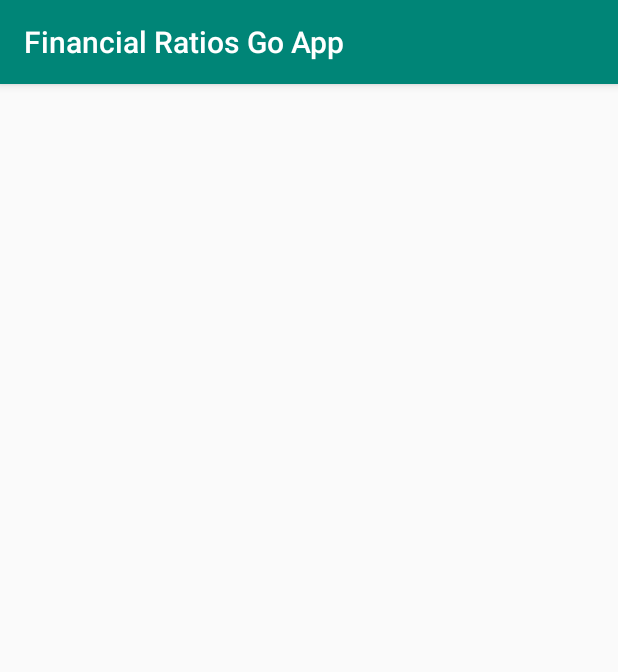
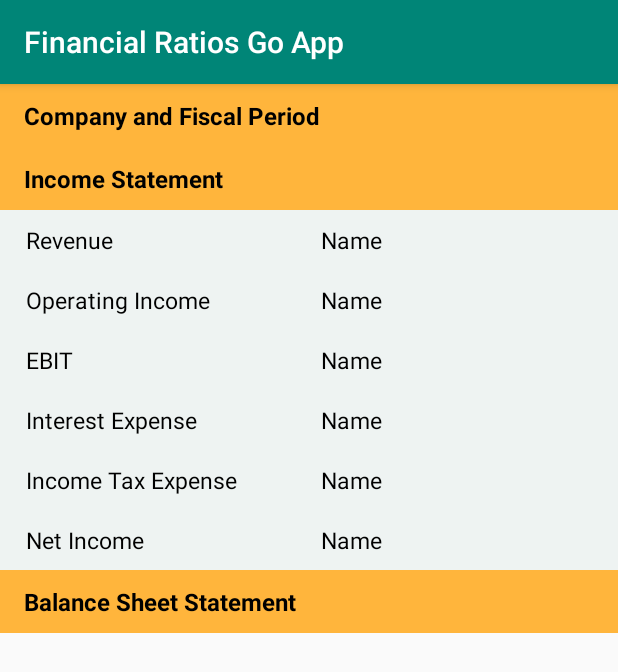
Before and after one commit to Ida631/Financial-Ratios-Go-Android, an Android app: the screen it shows after launch (MainActivity), on a phone screen of 412 x 824 dp. Shown: the top 672 px of the screen. Run offline under Robolectric (Android 15) with nearby library versions, the phone set to English and light mode, and no system bars.

Commit message:
feat: header and financial statement layout

```diff
--- /dev/null
+++ b/app/src/main/java/com/example/financialratiosgoapp/FinancialStatement.java
@@ -0,0 +1,21 @@
+package com.example.financialratiosgoapp;
+
+public class FinancialStatement implements MainItemModel {
+
+    public static final int TYPE = 1;
+
+    private String mName;
+
+    public FinancialStatement(String name) {
+        mName = name;
+    }
+
+    @Override
+    public int getType() {
+        return TYPE;
+    }
+
+    public String getmName() {
+        return mName;
+    }
+}
--- /dev/null
+++ b/app/src/main/java/com/example/financialratiosgoapp/Header.java
@@ -0,0 +1,21 @@
+package com.example.financialratiosgoapp;
+
+public class Header implements MainItemModel {
+
+    public static final int TYPE = 0;
+
+    private String mTitle;
+
+    public Header(String title) {
+        mTitle = title;
+    }
+
+    @Override
+    public int getType() {
+        return TYPE;
+    }
+
+    public String getmTitle() {
+        return mTitle;
+    }
+}
--- a/app/src/main/java/com/example/financialratiosgoapp/MainActivity.java
+++ b/app/src/main/java/com/example/financialratiosgoapp/MainActivity.java
@@ -1,8 +1,12 @@
 package com.example.financialratiosgoapp;
 
 import androidx.appcompat.app.AppCompatActivity;
+import androidx.recyclerview.widget.LinearLayoutManager;
+import androidx.recyclerview.widget.RecyclerView;
 
 import android.os.Bundle;
+
+import java.util.Arrays;
 
 public class MainActivity extends AppCompatActivity {
 
@@ -10,5 +14,22 @@ public class MainActivity extends AppCompatActivity {
     protected void onCreate(Bundle savedInstanceState) {
         super.onCreate( savedInstanceState );
         setContentView( R.layout.activity_main );
+
+        RecyclerView recyclerView = findViewById(R.id.recycler_view_main);
+        LinearLayoutManager layoutManager = new LinearLayoutManager(this);
+        recyclerView.setLayoutManager(layoutManager);
+        MainAdapter mainAdapter = new MainAdapter(
+                Arrays.asList(
+                        new Header("Company and Fiscal Period"),
+                        new Header("Income Statement"),
+                        new FinancialStatement("Revenue"),
+                        new FinancialStatement("Operating Income"),
+                        new FinancialStatement("EBIT"),
+                        new FinancialStatement("Interest Expense"),
+                        new FinancialStatement("Income Tax Expense"),
+                        new FinancialStatement("Net Income"),
+                        new Header("Balance Sheet Statement")));
+        recyclerView.setAdapter(mainAdapter);
+
     }
 }
--- a/app/src/main/java/com/example/financialratiosgoapp/MainAdapter.java
+++ b/app/src/main/java/com/example/financialratiosgoapp/MainAdapter.java
@@ -1,16 +1,71 @@
 package com.example.financialratiosgoapp;
 
-import android.util.Log;
 import android.view.LayoutInflater;
 import android.view.View;
 import android.view.ViewGroup;
-import android.widget.Adapter;
-import android.widget.ImageView;
-import android.widget.TextView;
 
+import androidx.annotation.NonNull;
 import androidx.recyclerview.widget.RecyclerView;
 
 import java.util.List;
 
-public class MainAdapter {
+
+public class MainAdapter extends RecyclerView.Adapter<RecyclerView.ViewHolder> {
+
+    public static final int HEADER = 0;
+    public static final int STATEMENT = 0;
+
+
+    private List<MainItemModel> models;
+
+
+    public MainAdapter(List<MainItemModel> mData) {
+        models = mData;
+    }
+
+    @Override
+    public int getItemViewType(final int position) {
+        final MainItemModel item = models.get(position);
+        return item.getType();
+    }
+
+    @NonNull
+    @Override
+    public RecyclerView.ViewHolder onCreateViewHolder(@NonNull ViewGroup parent, int viewType) {
+        if (viewType == HEADER) {
+            View view = LayoutInflater.from(parent.getContext()).inflate(
+                    R.layout.row_header_home,
+                    parent,
+                    false);
+            MainHeaderRowViewHolder holder = new MainHeaderRowViewHolder(view);
+            return holder;
+        } else {
+            View view = LayoutInflater.from(parent.getContext()).inflate(
+                    R.layout.row_statement_home,
+                    parent,
+                    false);
+            MainFinancialStatementRowViewHolder holder = new MainFinancialStatementRowViewHolder(view);
+            return holder;
+        }
+    }
+
+    @Override
+    public void onBindViewHolder(@NonNull RecyclerView.ViewHolder holder, int position) {
+        if (holder.getItemViewType() == HEADER) {
+            Header model = (Header)models.get(position);
+            String title = model.getmTitle();
+            MainHeaderRowViewHolder mainHeaderRowViewHolder = (MainHeaderRowViewHolder) holder;
+            mainHeaderRowViewHolder.bind(title);
+        } else {
+            FinancialStatement model = (FinancialStatement)models.get(position);
+            String name = model.getmName();
+            MainFinancialStatementRowViewHolder mainFinancialStatementRowViewHolder = (MainFinancialStatementRowViewHolder) holder;
+            mainFinancialStatementRowViewHolder.bind(name);
+        }
+    }
+
+    @Override
+    public int getItemCount() {
+        return models.size();
+    }
 }
--- /dev/null
+++ b/app/src/main/java/com/example/financialratiosgoapp/MainFinancialStatementRowViewHolder.java
@@ -0,0 +1,19 @@
+package com.example.financialratiosgoapp;
+
+import android.view.View;
+import android.widget.TextView;
+
+import androidx.annotation.NonNull;
+import androidx.recyclerview.widget.RecyclerView;
+
+public class MainFinancialStatementRowViewHolder extends RecyclerView.ViewHolder  {
+
+    public MainFinancialStatementRowViewHolder(@NonNull View itemView) {
+        super(itemView);
+    }
+
+    public void bind(String title) {
+        TextView statementTextView = itemView.findViewById(R.id.statement_textView);
+        statementTextView.setText(title);
+    }
+}
--- /dev/null
+++ b/app/src/main/java/com/example/financialratiosgoapp/MainHeaderRowViewHolder.java
@@ -0,0 +1,19 @@
+package com.example.financialratiosgoapp;
+
+import android.view.View;
+import android.widget.TextView;
+
+import androidx.annotation.NonNull;
+import androidx.recyclerview.widget.RecyclerView;
+
+class MainHeaderRowViewHolder extends RecyclerView.ViewHolder {
+
+    public MainHeaderRowViewHolder(@NonNull View itemView) {
+        super(itemView);
+    }
+
+    public void bind(String title) {
+        TextView headerTextView = itemView.findViewById(R.id.header_textView);
+        headerTextView.setText(title);
+    }
+}
--- /dev/null
+++ b/app/src/main/java/com/example/financialratiosgoapp/MainItemModel.java
@@ -0,0 +1,5 @@
+package com.example.financialratiosgoapp;
+
+public interface MainItemModel {
+    int getType();
+}
--- a/app/src/main/res/layout/activity_main.xml
+++ b/app/src/main/res/layout/activity_main.xml
@@ -7,11 +7,13 @@
     tools:context=".MainActivity">
 
     <androidx.recyclerview.widget.RecyclerView
-        android:id="@+id/recycler_view"
-        android:layout_width="wrap_content"
-        android:layout_height="wrap_content" />
-
-    <include layout="@layout/homepage"/>
+        android:id="@+id/recycler_view_main"
+        android:layout_width="0dp"
+        android:layout_height="0dp"
+        app:layout_constraintBottom_toBottomOf="parent"
+        app:layout_constraintEnd_toEndOf="parent"
+        app:layout_constraintStart_toStartOf="parent"
+        app:layout_constraintTop_toTopOf="parent" />
 
 
 </androidx.constraintlayout.widget.ConstraintLayout>
--- a/app/src/main/res/layout/header_home.xml
+++ b/app/src/main/res/layout/row_header_home.xml
@@ -5,17 +5,28 @@
     android:id="@+id/ConstraintLayout"
     android:layout_width="match_parent"
     android:layout_height="wrap_content"
+    android:background="#FFB53C"
     android:orientation="vertical">
 
     <TextView
-        android:id="@+id/textView"
+        android:id="@+id/header_textView"
         android:layout_width="0dp"
-        android:layout_height="30dp"
-        android:background="@android:color/holo_orange_light"
-        android:text="test"
+        android:layout_height="42dp"
+        android:layout_marginStart="16dp"
+        android:layout_marginLeft="16dp"
+        android:layout_marginEnd="16dp"
+        android:layout_marginRight="16dp"
+        android:background="#00FFB5FF"
+        android:gravity="center_vertical"
+        android:text="TextView"
+        android:textColor="@android:color/black"
+        android:textSize="16sp"
+        android:textStyle="bold"
         app:layout_constraintBottom_toBottomOf="parent"
         app:layout_constraintEnd_toEndOf="parent"
         app:layout_constraintStart_toStartOf="parent"
-        app:layout_constraintTop_toTopOf="parent" />
+        app:layout_constraintTop_toTopOf="parent"
+        app:layout_constraintVertical_bias="1.0" />
+
 
 </androidx.constraintlayout.widget.ConstraintLayout>
--- a/app/src/main/res/layout/row_home.xml
+++ b/app/src/main/res/layout/row_statement_home.xml
@@ -5,37 +5,51 @@
     android:id="@+id/ConstraintLayout"
     android:layout_width="match_parent"
     android:layout_height="wrap_content"
-    android:background="#D4D4D4"
+    android:background="#EEF3F2"
     android:orientation="vertical">
 
     <TextView
-        android:id="@+id/textView2"
+        android:id="@+id/statement_textView"
         android:layout_width="180dp"
         android:layout_height="40dp"
         android:layout_marginStart="16dp"
         android:layout_marginLeft="16dp"
-        android:layout_marginTop="32dp"
+        android:layout_marginEnd="8dp"
+        android:layout_marginRight="8dp"
+        android:gravity="center_vertical"
         android:text="TextView"
+        android:textColor="@android:color/black"
+        android:textSize="15sp"
         app:layout_constraintBottom_toBottomOf="parent"
+        app:layout_constraintEnd_toStartOf="@+id/guideline5"
         app:layout_constraintStart_toStartOf="parent"
         app:layout_constraintTop_toTopOf="parent"
         app:layout_constraintVertical_bias="1.0" />
 
     <EditText
-        android:id="@+id/editText"
+        android:id="@+id/statement_editText"
         android:layout_width="0dp"
         android:layout_height="40dp"
-        android:layout_marginTop="32dp"
+        android:layout_marginStart="8dp"
+        android:layout_marginLeft="8dp"
         android:layout_marginEnd="16dp"
         android:layout_marginRight="16dp"
+        android:background="@android:color/transparent"
         android:ems="10"
         android:inputType="textPersonName"
         android:text="Name"
+        android:textColor="@android:color/black"
+        android:textSize="15sp"
         app:layout_constraintEnd_toEndOf="parent"
-        app:layout_constraintStart_toEndOf="@+id/textView2"
+        app:layout_constraintStart_toStartOf="@+id/guideline5"
         app:layout_constraintTop_toTopOf="parent" />
 
-
+    <androidx.constraintlayout.widget.Guideline
+        android:id="@+id/guideline5"
+        android:layout_width="wrap_content"
+        android:layout_height="wrap_content"
+        android:orientation="vertical"
+        app:layout_constraintGuide_percent="0.5" />
 
 
 </androidx.constraintlayout.widget.ConstraintLayout>
```
